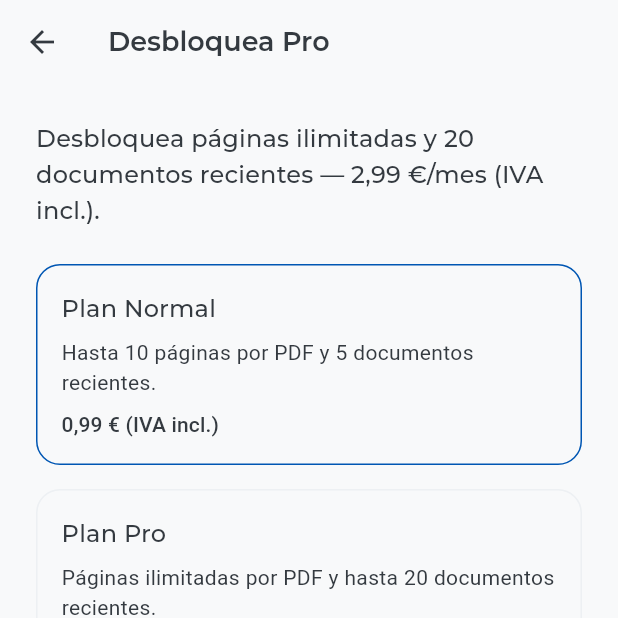
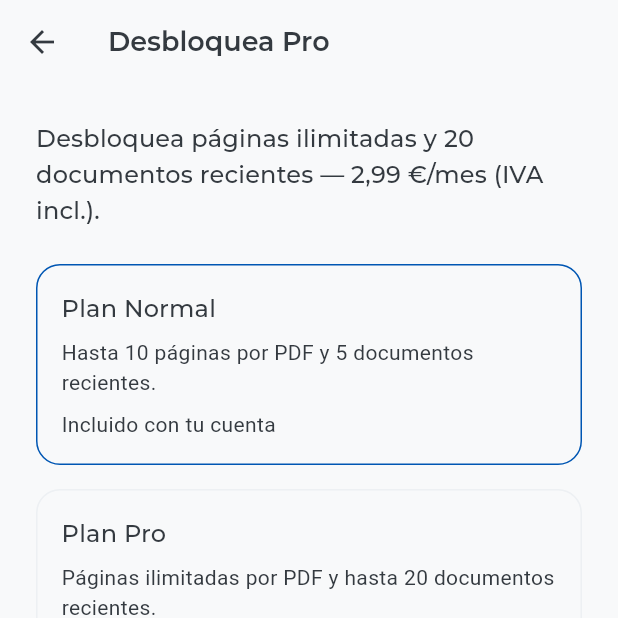
Before and after one commit to RRober97/EasyScanPDF, a Flutter app: the PaywallScreen screen opened by its route, on a phone screen of 412 x 824 dp, the top half of it. Run offline on Flutter 3.47's test engine with Material 3 defaults, Android fonts, the phone set to English and light mode, and no system bars; our stand-ins replace cached_network_image, camera, connectivity_plus, flutter_animate, flutter_cache_manager, flutter_riverpod and 10 more; missing offline and left inert: crop_your_image.

Commit message:
Update basic plan pricing copy

```diff
--- a/lib/core/constants/limits.dart
+++ b/lib/core/constants/limits.dart
@@ -10,6 +10,6 @@ class Limits {
 class PricingText {
   const PricingText._();
 
-  static const String normal = '0,99 € (IVA incl.)';
+  static const String normal = 'Incluido con tu cuenta';
   static const String pro = '2,99 € / mes (IVA incl.)';
 }
--- a/lib/presentation/paywall/paywall_screen.dart
+++ b/lib/presentation/paywall/paywall_screen.dart
@@ -52,6 +52,7 @@ class PaywallScreen extends ConsumerWidget {
                   'Hasta ${Limits.normalMaxPagesPerPdf} páginas por PDF y ${Limits.normalMaxSavedPdfs} documentos recientes.',
               price: PricingText.normal,
               selected: !subscription.isPro,
+              usePriceStyle: false,
             ),
             const SizedBox(height: 16),
             _PlanTile(
@@ -116,6 +117,7 @@ class _PlanTile extends StatelessWidget {
     required this.price,
     required this.selected,
     this.isLoading = false,
+    this.usePriceStyle = true,
   });
 
   final String title;
@@ -123,6 +125,7 @@ class _PlanTile extends StatelessWidget {
   final String? price;
   final bool selected;
   final bool isLoading;
+  final bool usePriceStyle;
 
   @override
   Widget build(BuildContext context) {
@@ -164,7 +167,12 @@ class _PlanTile extends StatelessWidget {
               ],
             )
           else
-            Text(price ?? '—', style: theme.textTheme.labelLarge),
+            Text(
+              price ?? '—',
+              style: usePriceStyle
+                  ? theme.textTheme.labelLarge
+                  : theme.textTheme.bodyMedium,
+            ),
         ],
       ),
     );
```
